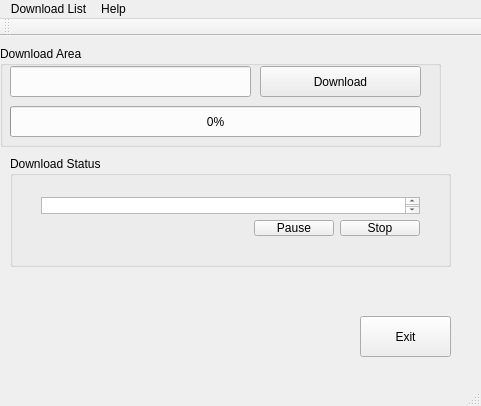
The window that YoutubeVideoDownloader/downloadwindow.ui (manashmandal/Youtube_dl_Qt_Gui) describes before a commit, drawn with Qt 5.
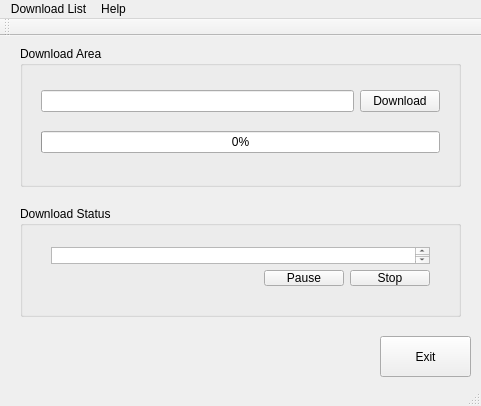
The same window after the commit.

```diff
--- a/YoutubeVideoDownloader/downloadwindow.ui
+++ b/YoutubeVideoDownloader/downloadwindow.ui
@@ -14,47 +14,11 @@
    <string>downloadWindow</string>
   </property>
   <widget class="QWidget" name="centralWidget">
-   <widget class="QPushButton" name="download">
-    <property name="geometry">
-     <rect>
-      <x>260</x>
-      <y>30</y>
-      <width>161</width>
-      <height>31</height>
-     </rect>
-    </property>
-    <property name="text">
-     <string>Download</string>
-    </property>
-   </widget>
-   <widget class="QProgressBar" name="downloadProgress">
-    <property name="geometry">
-     <rect>
-      <x>10</x>
-      <y>70</y>
-      <width>411</width>
-      <height>31</height>
-     </rect>
-    </property>
-    <property name="value">
-     <number>0</number>
-    </property>
-   </widget>
-   <widget class="QLineEdit" name="link">
-    <property name="geometry">
-     <rect>
-      <x>10</x>
-      <y>30</y>
-      <width>241</width>
-      <height>31</height>
-     </rect>
-    </property>
-   </widget>
    <widget class="QPushButton" name="stop_3">
     <property name="geometry">
      <rect>
-      <x>360</x>
-      <y>280</y>
+      <x>380</x>
+      <y>300</y>
       <width>91</width>
       <height>41</height>
      </rect>
@@ -66,22 +30,56 @@
    <widget class="QGroupBox" name="groupBox_2">
     <property name="geometry">
      <rect>
-      <x>0</x>
+      <x>20</x>
       <y>10</y>
       <width>441</width>
-      <height>101</height>
+      <height>141</height>
      </rect>
     </property>
     <property name="title">
      <string>Download Area</string>
     </property>
+    <widget class="QWidget" name="">
+     <property name="geometry">
+      <rect>
+       <x>10</x>
+       <y>20</y>
+       <width>421</width>
+       <height>111</height>
+      </rect>
+     </property>
+     <layout class="QVBoxLayout" name="verticalLayout_2">
+      <item>
+       <layout class="QHBoxLayout" name="horizontalLayout_2">
+        <item>
+         <widget class="QLineEdit" name="link"/>
+        </item>
+        <item>
+         <widget class="QPushButton" name="download">
+          <property name="text">
+           <string>Download</string>
+          </property>
+         </widget>
+        </item>
+       </layout>
+      </item>
+      <item>
+       <widget class="QProgressBar" name="downloadProgress">
+        <property name="value">
+         <number>0</number>
+        </property>
+       </widget>
+      </item>
+     </layout>
+    </widget>
+    <zorder></zorder>
     <zorder></zorder>
    </widget>
    <widget class="QGroupBox" name="groupBox">
     <property name="geometry">
      <rect>
-      <x>10</x>
-      <y>120</y>
+      <x>20</x>
+      <y>170</y>
       <width>441</width>
       <height>111</height>
      </rect>
```
